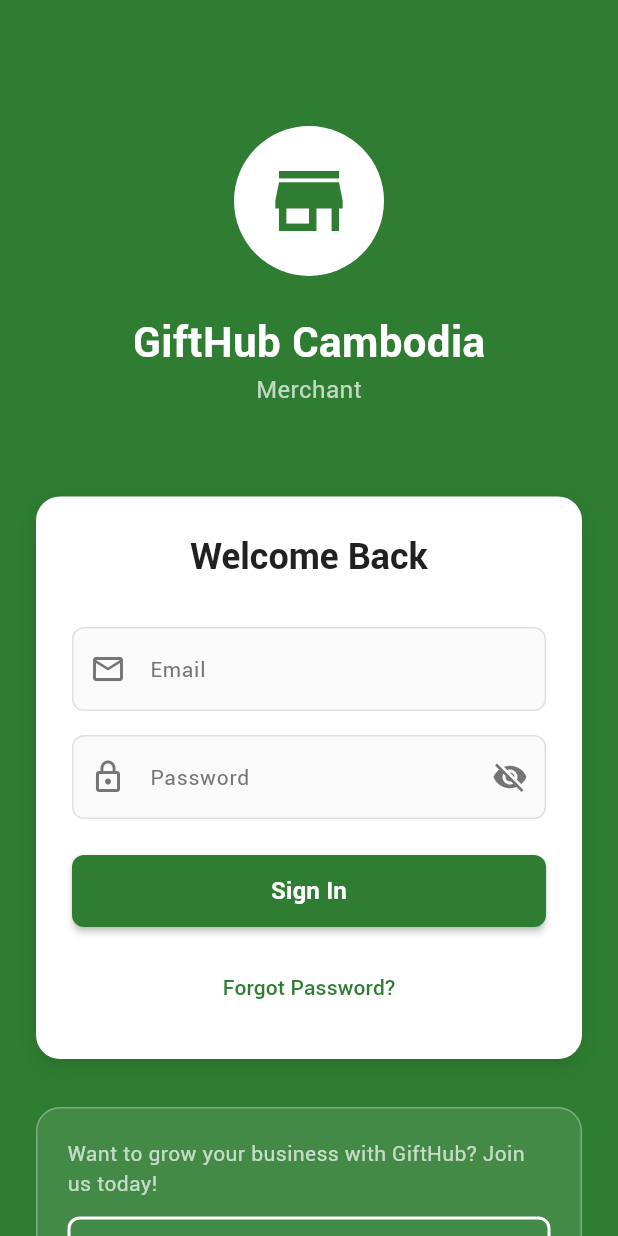
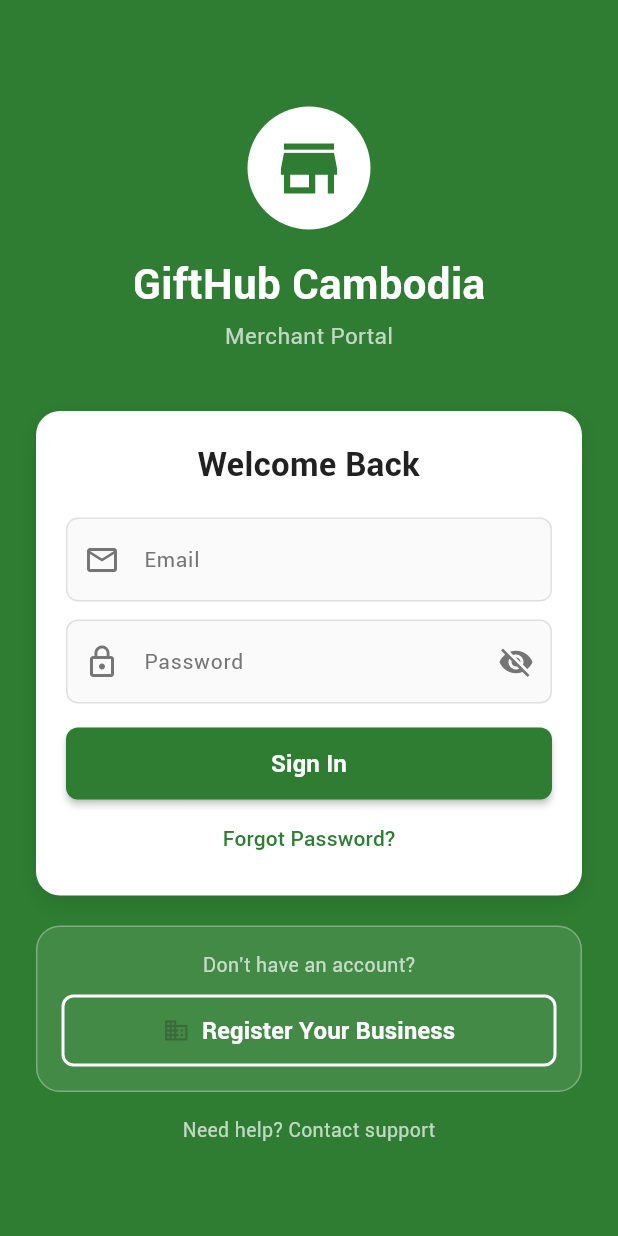
Before and after one commit to suonpisey-aeu/gifthub_merchant, a Flutter app: the screen it shows after launch, on a phone screen of 412 x 824 dp. Run offline on Flutter 3.47's test engine with Material 3 defaults, Android fonts, the phone set to English and light mode, and no system bars.

Commit message:
chore: push all changes

```diff
--- a/lib/screens/auth/merchant_login_screen.dart
+++ b/lib/screens/auth/merchant_login_screen.dart
@@ -18,48 +18,62 @@
 
   @override
   Widget build(BuildContext context) {
+    // Get screen height to ensure proper fitting
+    final screenHeight = MediaQuery.of(context).size.height;
+    final isSmallScreen = screenHeight < 700;
+
     return Scaffold(
       backgroundColor: AppTheme.primaryColor,
       body: SafeArea(
         child: SingleChildScrollView(
-          padding: EdgeInsets.all(24),
+          padding: EdgeInsets.symmetric(horizontal: 24),
+          child: ConstrainedBox(
+            constraints: BoxConstraints(
+              minHeight: MediaQuery.of(context).size.height -
+                         MediaQuery.of(context).padding.top -
+                         MediaQuery.of(context).padding.bottom,
+            ),
+            child: IntrinsicHeight(
               child: Column(
+                mainAxisAlignment: MainAxisAlignment.center,
                 children: [
-              SizedBox(height: 60),
-              // Logo and Title
+                  SizedBox(height: isSmallScreen ? 20 : 40),
+
+                  // Logo and Title - More compact
                   Container(
-                padding: EdgeInsets.all(20),
+                    padding: EdgeInsets.all(16),
                     decoration: BoxDecoration(
                       color: Colors.white,
                       shape: BoxShape.circle,
                     ),
                     child: Icon(
                       Icons.store,
-                  size: 60,
+                      size: isSmallScreen ? 45 : 50,
                       color: AppTheme.primaryColor,
                     ),
                   ),
-              SizedBox(height: 24),
+                  SizedBox(height: 16),
                   Text(
                     'GiftHub Cambodia',
                     style: TextStyle(
-                  fontSize: 28,
+                      fontSize: isSmallScreen ? 24 : 28,
                       fontWeight: FontWeight.bold,
                       color: Colors.white,
                     ),
                   ),
+                  SizedBox(height: 4),
                   Text(
-                'Merchant',
+                    'Merchant Portal',
                     style: TextStyle(
-                  fontSize: 16,
+                      fontSize: 15,
                       color: Colors.white70,
                     ),
                   ),
-              SizedBox(height: 60),
+                  SizedBox(height: isSmallScreen ? 30 : 40),
 
                   // Login Form
                   Container(
-                padding: EdgeInsets.all(24),
+                    padding: EdgeInsets.all(20),
                     decoration: BoxDecoration(
                       color: Colors.white,
                       borderRadius: BorderRadius.circular(16),
@@ -78,10 +92,14 @@
                         children: [
                           Text(
                             'Welcome Back',
-                        style: Theme.of(context).textTheme.headlineMedium,
+                            style: TextStyle(
+                              fontSize: 22,
+                              fontWeight: FontWeight.w600,
+                              color: AppTheme.textPrimary,
+                            ),
                             textAlign: TextAlign.center,
                           ),
-                      SizedBox(height: 32),
+                          SizedBox(height: 20),
 
                           CustomTextField(
                             controller: _emailController,
@@ -98,7 +116,7 @@
                               return null;
                             },
                           ),
-                      SizedBox(height: 16),
+                          SizedBox(height: 12),
 
                           CustomTextField(
                             controller: _passwordController,
@@ -115,7 +133,7 @@
                               return null;
                             },
                           ),
-                      SizedBox(height: 24),
+                          SizedBox(height: 16),
 
                           Consumer<MerchantProvider>(
                             builder: (context, merchantProvider, child) {
@@ -143,17 +161,24 @@
                             },
                           ),
 
-                      SizedBox(height: 16),
+                          SizedBox(height: 8),
                           TextButton(
                             onPressed: () {
-                          // Navigate to forgot password
                               ScaffoldMessenger.of(context).showSnackBar(
                                 SnackBar(content: Text('Forgot password functionality coming soon!')),
                               );
                             },
+                            style: TextButton.styleFrom(
+                              padding: EdgeInsets.symmetric(vertical: 8),
+                              minimumSize: Size(0, 0),
+                              tapTargetSize: MaterialTapTargetSize.shrinkWrap,
+                            ),
                             child: Text(
                               'Forgot Password?',
-                          style: TextStyle(color: AppTheme.primaryColor),
+                              style: TextStyle(
+                                color: AppTheme.primaryColor,
+                                fontSize: 14,
+                              ),
                             ),
                           ),
                         ],
@@ -161,11 +186,11 @@
                     ),
                   ),
 
-              SizedBox(height: 32),
+                  SizedBox(height: 20),
 
                   // Register Section
                   Container(
-                padding: EdgeInsets.all(20),
+                    padding: EdgeInsets.all(16),
                     decoration: BoxDecoration(
                       color: Colors.white.withOpacity(0.1),
                       borderRadius: BorderRadius.circular(16),
@@ -174,13 +199,13 @@
                     child: Column(
                       children: [
                         Text(
-                      'Want to grow your business with GiftHub? Join us today!',
+                          'Don\'t have an account?',
                           style: TextStyle(
                             color: Colors.white70,
-                        fontSize: 14,
+                            fontSize: 13,
                           ),
                         ),
-                    SizedBox(height: 12),
+                        SizedBox(height: 10),
                         CustomButton(
                           text: 'Register Your Business',
                           icon: Icons.business,
@@ -201,12 +226,18 @@
                     ),
                   ),
 
-              SizedBox(height: 24),
+                  SizedBox(height: 16),
                   Text(
                     'Need help? Contact support',
-                style: TextStyle(color: Colors.white70),
+                    style: TextStyle(
+                      color: Colors.white70,
+                      fontSize: 13,
                     ),
+                  ),
+                  SizedBox(height: isSmallScreen ? 20 : 30),
                 ],
+              ),
+            ),
           ),
         ),
       ),
```
Lines whose indentation alone changed are shown as unchanged.
